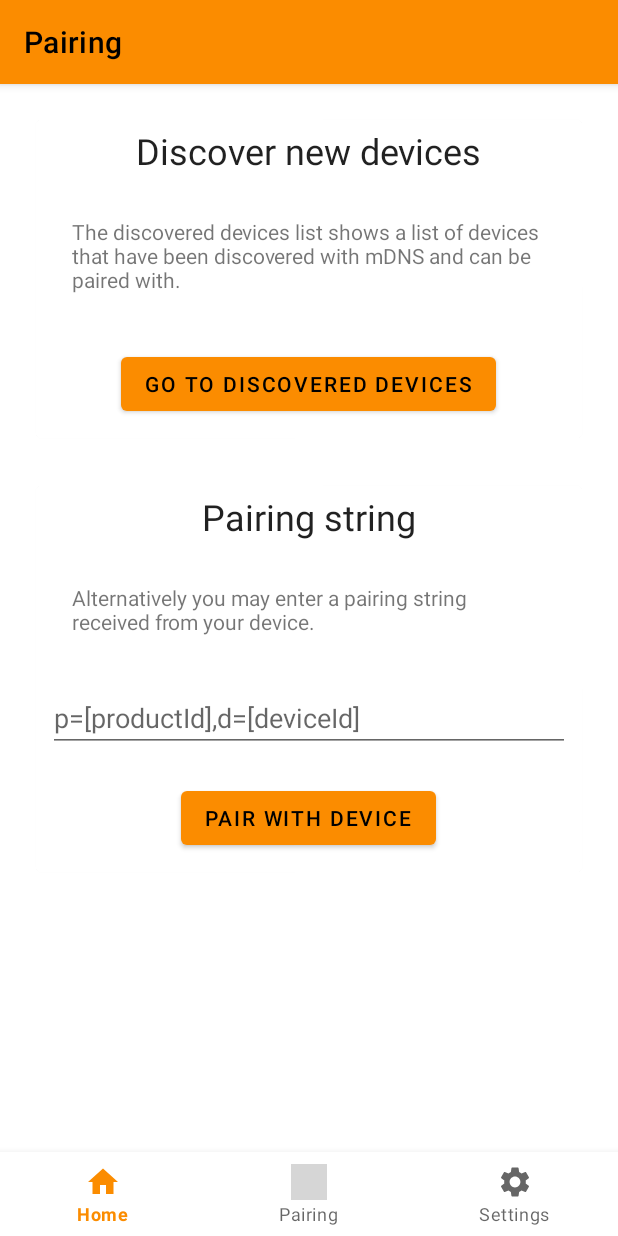
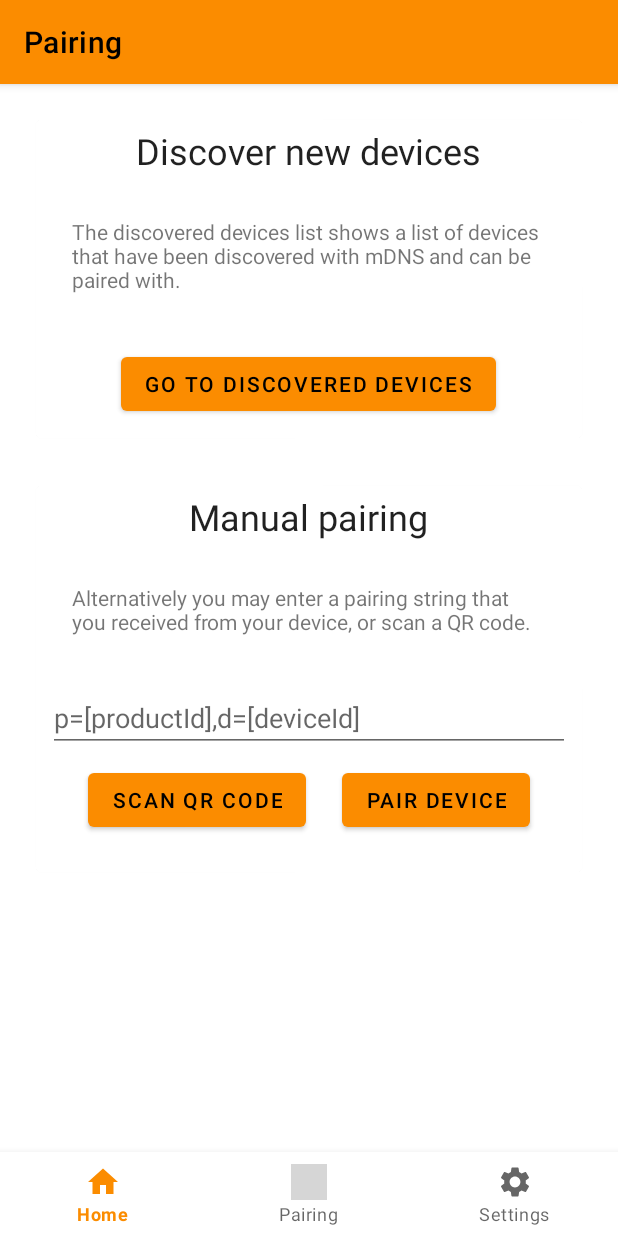
Before and after one commit to nabto/edge-android-demos, an Android app: the PairLandingFragment screen opened through its navigation route, on a phone screen of 412 x 824 dp. Run offline under Robolectric (Android 15) with nearby library versions, the phone set to English and light mode, and no system bars; our stand-ins replace navigation-ui; libraries missing offline, so code that uses them is left out: com.journeyapps.barcodescanner; 3 statements that could not run were skipped; grey boxes are pictures that could not be loaded.

Commit message:
Add basic QR code scanning support

```diff
--- a/sharedcode/build.gradle.kts
+++ b/sharedcode/build.gradle.kts
@@ -93,6 +93,9 @@ dependencies {
     api ("io.insert-koin:koin-androidx-navigation:$koinVersion")
     testImplementation ("io.insert-koin:koin-test:$koinVersion")
 
+    // Misc dependencies
+    api ("com.journeyapps:zxing-android-embedded:4.3.0")
+
     testImplementation("junit:junit:4.13.2")
     androidTestImplementation("androidx.test.ext:junit:1.1.3")
     androidTestImplementation("androidx.test.espresso:espresso-core:3.4.0")
--- a/sharedcode/src/main/java/com/nabto/edge/sharedcode/PairLandingFragment.kt
+++ b/sharedcode/src/main/java/com/nabto/edge/sharedcode/PairLandingFragment.kt
@@ -8,6 +8,8 @@ import android.view.ViewGroup
 import android.widget.Button
 import android.widget.EditText
 import androidx.navigation.fragment.findNavController
+import com.journeyapps.barcodescanner.ScanContract
+import com.journeyapps.barcodescanner.ScanOptions
 
 /**
  * Fragment for fragment_pair_landing.xml
@@ -15,6 +17,16 @@ import androidx.navigation.fragment.findNavController
  * or let the user input a pairing string.
  */
 class PairLandingFragment : Fragment() {
+    val etPairingString: EditText by lazy { requireView().findViewById(R.id.pair_landing_et_string) }
+
+    val scanner = registerForActivityResult(ScanContract()) {
+        if (it.contents == null) {
+            // @TODO: Error
+        } else {
+            etPairingString.setText(it.contents)
+        }
+    }
+
     override fun onCreateView(
         inflater: LayoutInflater, container: ViewGroup?,
         savedInstanceState: Bundle?
@@ -51,7 +63,6 @@ class PairLandingFragment : Fragment() {
             findNavController().navigate(R.id.action_pairLandingFragment_to_pairNewFragment)
         }
 
-        val etPairingString = view.findViewById<EditText>(R.id.pair_landing_et_string)
         val pairButton = view.findViewById<Button>(R.id.pair_landing_pair_button)
         pairButton.setOnClickListener {
             val device = parsePairingString(etPairingString.text.toString())
@@ -62,5 +73,14 @@ class PairLandingFragment : Fragment() {
             }
             clearFocusAndHideKeyboard()
         }
+
+        val scanButton = view.findViewById<Button>(R.id.pair_landing_qr_button)
+        scanButton.setOnClickListener {
+            ScanOptions().apply {
+                setDesiredBarcodeFormats(ScanOptions.QR_CODE)
+                setPrompt("Scan a QR code for a device.")
+                scanner.launch(this)
+            }
+        }
     }
 }
--- a/sharedcode/src/main/res/layout/fragment_pair_landing.xml
+++ b/sharedcode/src/main/res/layout/fragment_pair_landing.xml
@@ -83,6 +83,18 @@
                         android:inputType="textPersonName"
                         android:saveEnabled="true"/>
 
+                    <LinearLayout
+                        android:layout_width="match_parent"
+                        android:layout_height="wrap_content"
+                        android:gravity="center"
+                        android:orientation="horizontal">
+                        <Button
+                            android:id="@+id/pair_landing_qr_button"
+                            android:layout_width="wrap_content"
+                            android:layout_height="wrap_content"
+                            android:layout_gravity="center_horizontal"
+                            android:layout_margin="12dp"
+                            android:text="@string/scan_qr_code" />
                         <Button
                             android:id="@+id/pair_landing_pair_button"
                             android:layout_width="wrap_content"
@@ -91,6 +103,7 @@
                             android:layout_margin="12dp"
                             android:text="@string/pair_with_device" />
                     </LinearLayout>
+                </LinearLayout>
             </com.google.android.material.card.MaterialCardView>
         </LinearLayout>
     </androidx.core.widget.NestedScrollView>
--- a/sharedcode/src/main/res/values/strings.xml
+++ b/sharedcode/src/main/res/values/strings.xml
@@ -52,12 +52,12 @@
     <string name="home_remove_device">Remove device</string>
     <string name="home_delete_dialog_message">Are you sure you want to remove %1$s from your device list? This cannot be undone.</string>
     <string name="home_delete_device_snack">%1$s has been removed.</string>
-    <string name="pairing_string_info">Alternatively you may enter a pairing string received from your device.</string>
+    <string name="pairing_string_info">Alternatively you may enter a pairing string that you received from your device, or scan a QR code.</string>
     <string name="pairing_string_hint">p=[productId],d=[deviceId]</string>
-    <string name="pairing_string">Pairing string</string>
+    <string name="pairing_string">Manual pairing</string>
     <string name="pair_landing_discover_button">Go to discovered devices</string>
     <string name="pair_landing_discover_info">Discover new devices</string>
-    <string name="pair_with_device">Pair with device</string>
+    <string name="pair_with_device">Pair device</string>
     <string name="pair_device_failed_coroutine">Failed to pair with device, coroutine cancelled during pairing.</string>
     <string name="pair_device_failed_closed">Failed to pair with device because it prematurely closed.</string>
     <string name="pair_device_failed_to_connect">Failed to connect to the device %1$s</string>
@@ -67,4 +67,5 @@
     <string name="app_name">Edge App</string>
     <string name="settings_about_summary">Information about this app and Nabto</string>
     <string name="settings_about_title">About</string>
+    <string name="scan_qr_code">Scan QR code</string>
 </resources>
```
Lines whose indentation alone changed are shown as unchanged.
